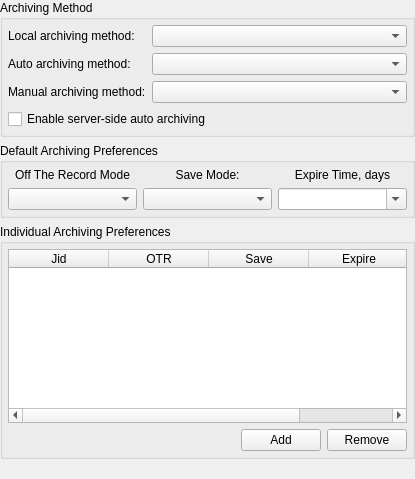
vacuum-im/vacuum-im, file Vacuum/trunk/src/plugins/messagearchiver/archiveoptions.ui: the form before one commit.
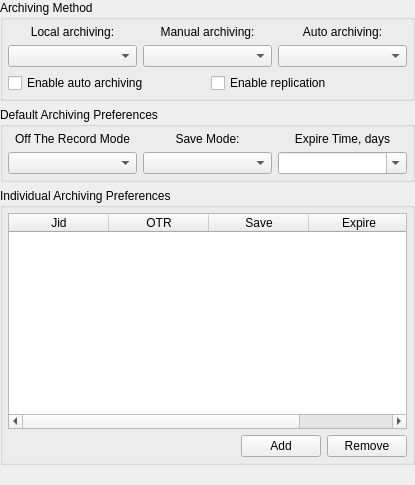
The form after the commit.

The edit to the form file:
```diff
--- a/Vacuum/trunk/src/plugins/messagearchiver/archiveoptions.ui
+++ b/Vacuum/trunk/src/plugins/messagearchiver/archiveoptions.ui
@@ -6,13 +6,13 @@
     <x>0</x>
     <y>0</y>
     <width>415</width>
-    <height>479</height>
+    <height>485</height>
    </rect>
   </property>
   <property name="windowTitle" >
    <string>ArchiveOptions</string>
   </property>
-  <layout class="QVBoxLayout" >
+  <layout class="QVBoxLayout" name="verticalLayout_2" >
    <property name="margin" >
     <number>0</number>
    </property>
@@ -21,52 +21,53 @@
      <property name="title" >
       <string>Archiving Method</string>
      </property>
-     <layout class="QGridLayout" >
+     <layout class="QVBoxLayout" name="verticalLayout" >
       <property name="margin" >
        <number>5</number>
       </property>
+      <item>
+       <layout class="QGridLayout" name="gridLayout" >
       <item row="0" column="0" >
        <widget class="QLabel" name="lblMethodLocal" >
         <property name="text" >
-         <string>Local archiving method:</string>
+           <string>Local archiving:</string>
+          </property>
+          <property name="alignment" >
+           <set>Qt::AlignCenter</set>
         </property>
        </widget>
       </item>
       <item row="0" column="1" >
-       <widget class="QComboBox" name="cmbMethodLocal" >
-        <property name="sizePolicy" >
-         <sizepolicy vsizetype="Fixed" hsizetype="Expanding" >
-          <horstretch>0</horstretch>
-          <verstretch>0</verstretch>
-         </sizepolicy>
+         <widget class="QLabel" name="lblMethodManual" >
+          <property name="text" >
+           <string>Manual archiving:</string>
+          </property>
+          <property name="alignment" >
+           <set>Qt::AlignCenter</set>
         </property>
        </widget>
       </item>
-      <item row="1" column="0" >
+        <item row="0" column="2" >
        <widget class="QLabel" name="lblMethodAuto" >
         <property name="text" >
-         <string>Auto archiving method:</string>
+           <string>Auto archiving:</string>
+          </property>
+          <property name="alignment" >
+           <set>Qt::AlignCenter</set>
+          </property>
+         </widget>
+        </item>
+        <item row="1" column="0" >
+         <widget class="QComboBox" name="cmbMethodLocal" >
+          <property name="sizePolicy" >
+           <sizepolicy vsizetype="Fixed" hsizetype="Expanding" >
+            <horstretch>0</horstretch>
+            <verstretch>0</verstretch>
+           </sizepolicy>
         </property>
        </widget>
       </item>
       <item row="1" column="1" >
-       <widget class="QComboBox" name="cmbMethodAuto" >
-        <property name="sizePolicy" >
-         <sizepolicy vsizetype="Fixed" hsizetype="Expanding" >
-          <horstretch>0</horstretch>
-          <verstretch>0</verstretch>
-         </sizepolicy>
-        </property>
-       </widget>
-      </item>
-      <item row="2" column="0" >
-       <widget class="QLabel" name="lblMethodManual" >
-        <property name="text" >
-         <string>Manual archiving method:</string>
-        </property>
-       </widget>
-      </item>
-      <item row="2" column="1" >
        <widget class="QComboBox" name="cmbMethodManual" >
         <property name="sizePolicy" >
          <sizepolicy vsizetype="Fixed" hsizetype="Expanding" >
@@ -76,12 +77,35 @@
         </property>
        </widget>
       </item>
-      <item row="3" column="0" colspan="2" >
+        <item row="1" column="2" >
+         <widget class="QComboBox" name="cmbMethodAuto" >
+          <property name="sizePolicy" >
+           <sizepolicy vsizetype="Fixed" hsizetype="Expanding" >
+            <horstretch>0</horstretch>
+            <verstretch>0</verstretch>
+           </sizepolicy>
+          </property>
+         </widget>
+        </item>
+       </layout>
+      </item>
+      <item>
+       <layout class="QHBoxLayout" name="horizontalLayout_2" >
+        <item>
        <widget class="QCheckBox" name="chbAutoSave" >
         <property name="text" >
-         <string>Enable server-side auto archiving</string>
-        </property>
-       </widget>
+           <string>Enable auto archiving</string>
+          </property>
+         </widget>
+        </item>
+        <item>
+         <widget class="QCheckBox" name="chbReplication" >
+          <property name="text" >
+           <string>Enable replication</string>
+          </property>
+         </widget>
+        </item>
+       </layout>
       </item>
      </layout>
     </widget>
```
Lines whose indentation alone changed are shown as unchanged.
